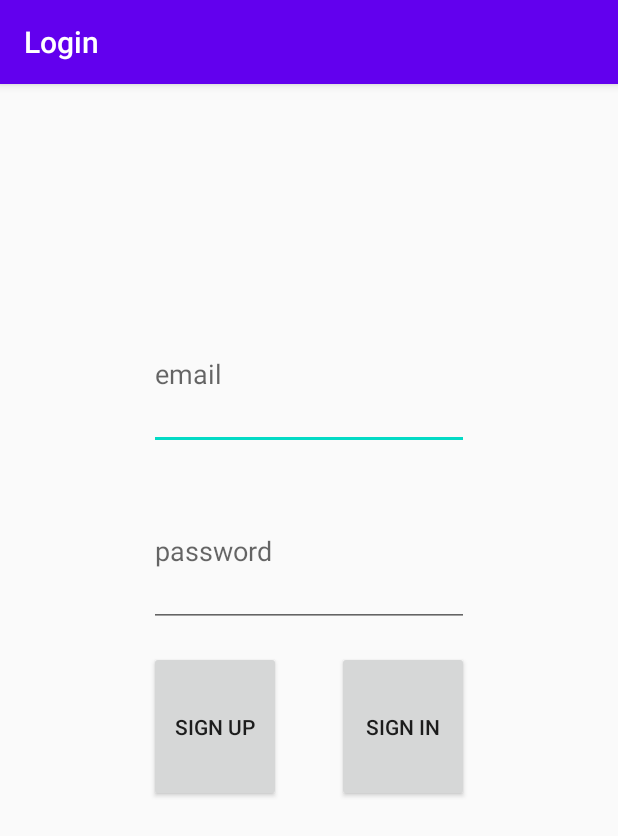
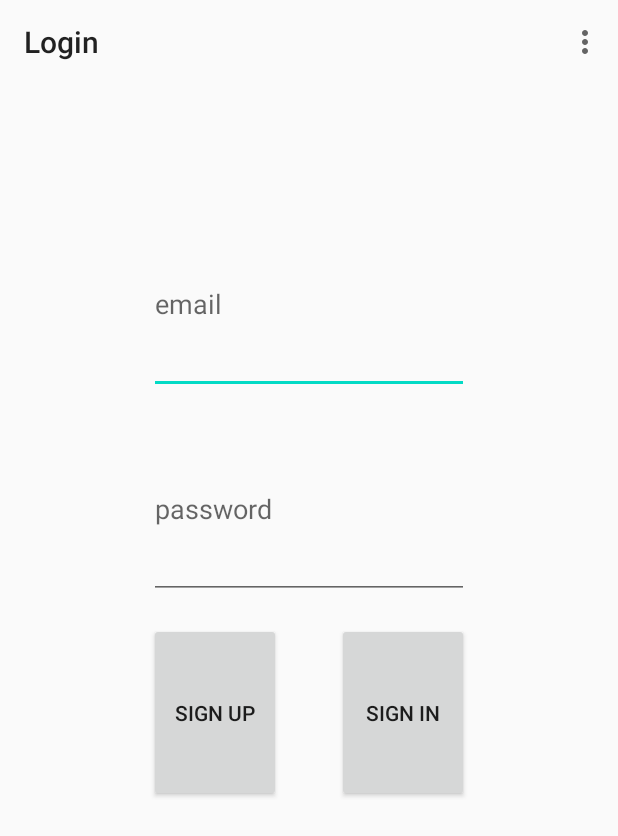
Before and after one commit to Cooiut/Daily-Bill, an Android app: the screen it shows after launch (Login), on a phone screen of 412 x 824 dp. Shown: the top 836 px of the screen. Run offline under Robolectric (Android 15) with nearby library versions, the phone set to English and light mode, and no system bars; our stand-ins replace Firebase (no records; nobody signed in at launch, a user with empty details on screens opened directly).

Commit message:
Add menu for login activity

```diff
--- a/app/build.gradle
+++ b/app/build.gradle
@@ -31,7 +31,7 @@ android {
     sourceSets {
         main {
             res {
-                srcDirs 'src/main/res', 'src/main/res/menu'
+                srcDirs 'src/main/res'
             }
         }
     }
--- a/app/src/main/java/com/cooiut/daily_bill/Login.java
+++ b/app/src/main/java/com/cooiut/daily_bill/Login.java
@@ -1,5 +1,5 @@
 /*
- * Copyright (c) 2020. Cooiut & Jason & Haphaistos2333
+ * Copyright (c) 2020. Cooiut & Jason
  * All right reserved.
  * This code is for UCI I&CS 45J project use only,
  * Please do not copy or duplicate.
@@ -9,11 +9,13 @@ package com.cooiut.daily_bill;
 
 import androidx.annotation.NonNull;
 import androidx.appcompat.app.AppCompatActivity;
+import androidx.appcompat.widget.Toolbar;
 
 import android.content.Intent;
 import android.os.Bundle;
 import android.text.TextUtils;
 import android.util.Log;
+import android.view.Menu;
 import android.view.View;
 import android.widget.Button;
 import android.widget.EditText;
@@ -35,6 +37,9 @@ public class Login extends AppCompatActivity {
         setTitle("Login");
 
         mAuth = FirebaseAuth.getInstance();
+
+        Toolbar toolbarLogin = findViewById(R.id.toolbarLogin);
+        setSupportActionBar(toolbarLogin);
 
         findViewById(R.id.btnSignUp).setOnClickListener(new View.OnClickListener() {
             @Override
@@ -96,4 +101,11 @@ public class Login extends AppCompatActivity {
     }
 
 
+    @Override
+    public boolean onCreateOptionsMenu(Menu menu) {
+        getMenuInflater().inflate(R.menu.login, menu);
+        return true;
+    }
+
+
 }
--- a/app/src/main/res/layout/activity_login.xml
+++ b/app/src/main/res/layout/activity_login.xml
@@ -13,6 +13,12 @@
     android:layout_height="match_parent"
     tools:context=".Login">
 
+    <androidx.appcompat.widget.Toolbar
+        android:id="@+id/toolbarLogin"
+        android:layout_width="match_parent"
+        android:layout_height="wrap_content"
+        app:layout_constraintTop_toTopOf="parent" />
+
     <EditText
         android:id="@+id/txtEmail"
         android:layout_width="213dp"
@@ -25,6 +31,7 @@
         app:layout_constraintBottom_toTopOf="@+id/txtPswd"
         app:layout_constraintEnd_toEndOf="parent"
         app:layout_constraintStart_toStartOf="parent"
+        android:importantForAutofill="no"
         app:layout_constraintTop_toTopOf="parent" />
 
     <EditText
--- /dev/null
+++ b/app/src/main/res/menu/login.xml
@@ -0,0 +1,16 @@
+<?xml version="1.0" encoding="utf-8"?><!--
+  ~ Copyright (c) 2020. Cooiut & Jason
+  ~ All right reserved.
+  ~ This code is for UCI I&CS 45J project use only,
+  ~ Please do not copy or duplicate.
+  -->
+
+<menu xmlns:android="http://schemas.android.com/apk/res/android"
+    xmlns:app="http://schemas.android.com/apk/res-auto">
+    <item
+        android:id="@+id/loginAsDefault"
+        android:title="@string/test_account_login" />
+    <item
+        android:id="@+id/exit"
+        android:title="@string/exit" />
+</menu>
--- a/app/src/main/res/values/styles.xml
+++ b/app/src/main/res/values/styles.xml
@@ -1,5 +1,11 @@
+<!--
+  ~ Copyright (c) 2020. Cooiut & Jason
+  ~ All right reserved.
+  ~ This code is for UCI I&CS 45J project use only,
+  ~ Please do not copy or duplicate.
+  -->
+
 <resources>
-
     <!-- Base application theme. -->
     <style name="AppTheme" parent="Theme.AppCompat.Light.DarkActionBar">
         <!-- Customize your theme here. -->
@@ -8,4 +14,9 @@
         <item name="colorAccent">@color/colorAccent</item>
     </style>
 
+    <style name="AppThemeNoAction" parent="Theme.AppCompat.Light.NoActionBar">
+        <item name="colorPrimary">@color/colorPrimary</item>
+        <item name="colorPrimaryDark">@color/colorPrimaryDark</item>
+        <item name="colorAccent">@color/colorAccent</item>
+    </style>
 </resources>
```
Also changed, not shown: app/src/main/AndroidManifest.xml (+11 -3 lines), app/src/main/res/values/strings.xml (+11 -0 lines).
